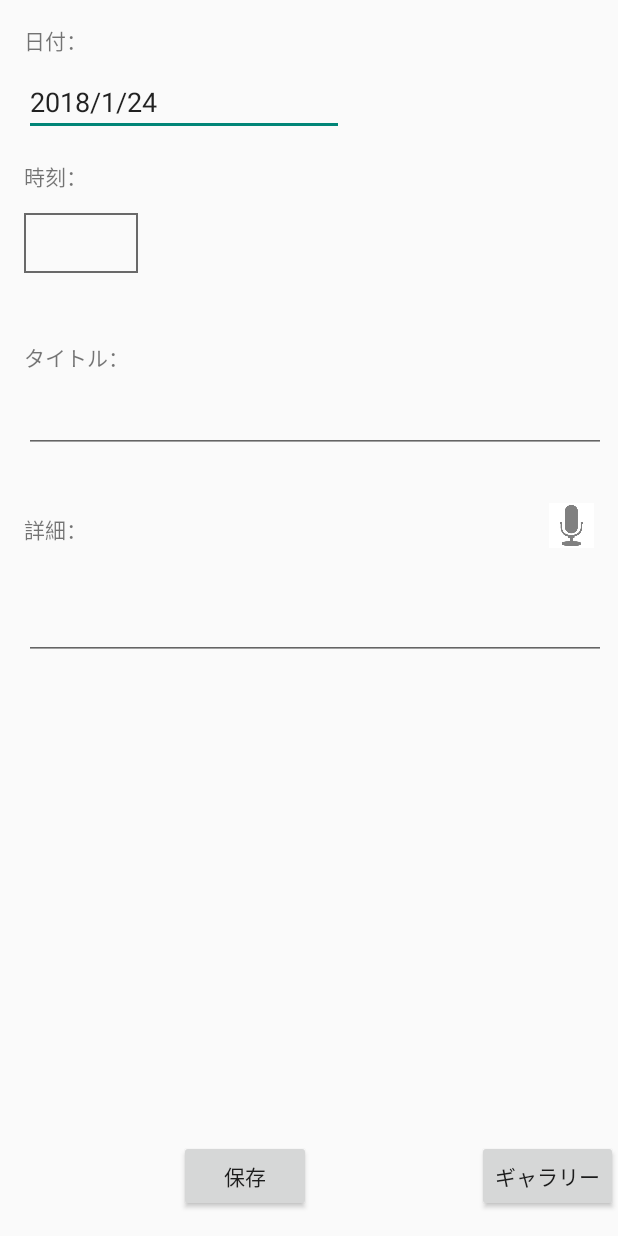
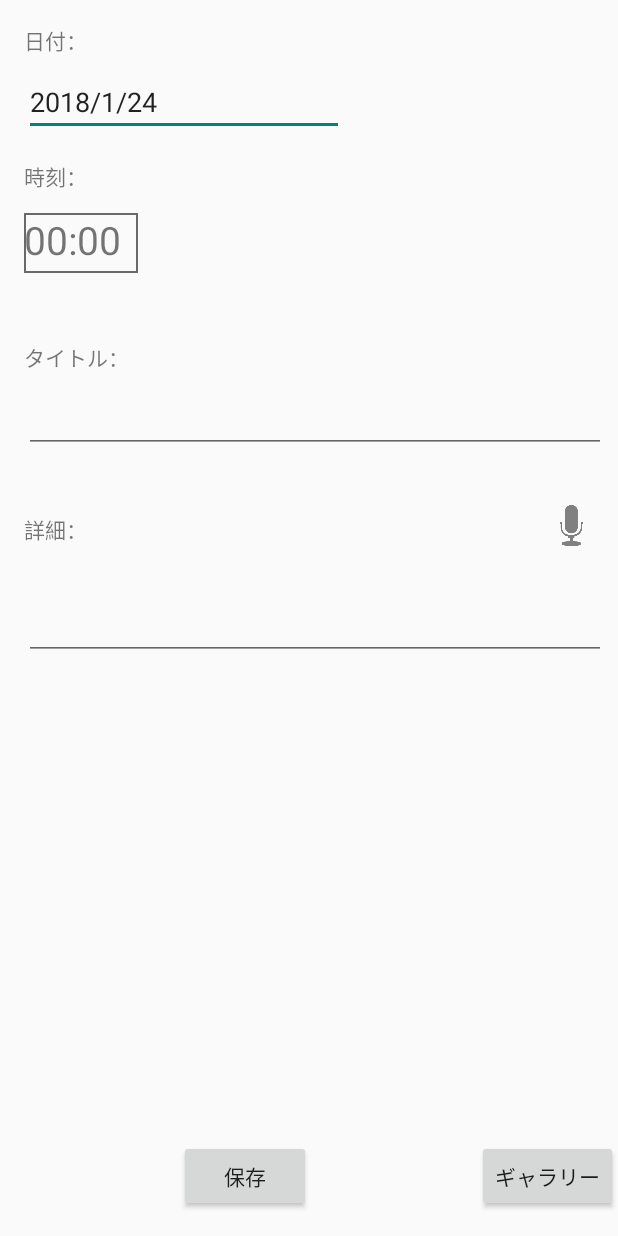
Before and after one commit to Tatsuya-Sugawara/Scheduler, an Android app: the ScheduleEditActivity screen opened directly, with no data from a screen before it, on a phone screen of 412 x 824 dp. Run offline under Robolectric (Android 15) with nearby library versions, the phone set to English and light mode, and no system bars; libraries missing offline, so code that uses them is left out: com.github.sundeepk.compactcalendarview, com.googlecode.tesseract, io.realm; 1 statement that could not run was skipped.

```diff
--- a/MyScheduler/app/src/main/java/com/example/username/myscheduler/ScheduleEditActivity.java
+++ b/MyScheduler/app/src/main/java/com/example/username/myscheduler/ScheduleEditActivity.java
@@ -6,7 +6,7 @@ import android.app.AlertDialog;
 import android.app.Dialog;
 import android.app.DialogFragment;
 import android.app.ProgressDialog;
-import android.app.usage.UsageEvents;
+import android.app.TimePickerDialog;
 import android.content.ActivityNotFoundException;
 import android.content.DialogInterface;
 import android.content.Intent;
@@ -25,9 +25,10 @@ import android.widget.Button;
 import android.widget.EditText;
 import android.widget.ImageButton;
 import android.widget.ImageView;
+import android.widget.TextView;
+import android.widget.TimePicker;
 import android.widget.Toast;
 
-import com.example.username.myscheduler.domain.Event;
 import com.github.sundeepk.compactcalendarview.CompactCalendarView;
 import com.googlecode.tesseract.android.TessBaseAPI;
 
@@ -74,13 +75,15 @@ public class ScheduleEditActivity extends AppCompatActivity {
 
 
     EditText mDateEdit;
-    EditText mDatetimeEdit;
+    TextView mDatetimeEdit;
     EditText mTitleEdit;
     EditText mDetailEdit;
     Button mDelete;
 
     String onDate;
     String sEAyear;
+
+    TimePickerDialog timePickerDialog;
 
 
 
@@ -96,7 +99,7 @@ public class ScheduleEditActivity extends AppCompatActivity {
 
         mRealm = Realm.getDefaultInstance();
         mDateEdit = (EditText) findViewById(R.id.dateEdit);
-        mDatetimeEdit = (EditText)findViewById(R.id.dateTimeEdit);
+        mDatetimeEdit = (TextView)findViewById(R.id.dateTimeEdit);
         mTitleEdit = (EditText) findViewById(R.id.titleEdit);
         mDetailEdit = (EditText) findViewById(R.id.detailEdit);
         mDelete = (Button) findViewById(R.id.delete);
@@ -112,6 +115,36 @@ public class ScheduleEditActivity extends AppCompatActivity {
         }else{
             sEAyear = String.valueOf(year);
         }
+
+        //テーマピッカーここから
+        final int hour = CALENDAR.get(Calendar.HOUR_OF_DAY);
+        int minute  =CALENDAR.get(Calendar.MINUTE);
+
+        final SimpleDateFormat sdf = new SimpleDateFormat(" HH:mm ");
+        final Date workDate = new Date();
+        workDate.setDate(Calendar.DATE);
+
+        timePickerDialog = new TimePickerDialog(this,
+                new TimePickerDialog.OnTimeSetListener() {
+                    @Override
+                    public void onTimeSet(TimePicker view, int hourOfDay, int minute) {
+                        workDate.setHours(hourOfDay);
+                        workDate.setMinutes(minute);
+                        String str = sdf.format(workDate);
+//                        mDatetimeEdit.setText(String.valueOf(hourOfDay) + ":" + String.valueOf(minute));
+//                        mDatetimeEdit.setPaintFlags(mDatetimeEdit.getPaintFlags() | Paint.UNDERLINE_TEXT_FLAG);
+                        mDatetimeEdit.setText(str);
+                    }
+                }, hour, minute, true);
+        mDatetimeEdit.setOnClickListener(
+                new View.OnClickListener() {
+                    @Override
+                    public void onClick(View v) {
+                        timePickerDialog.show();
+                    }
+                }
+        );
+//データピッカーここまで
 
 
     }
@@ -182,7 +215,7 @@ public class ScheduleEditActivity extends AppCompatActivity {
                 mDateEdit.setText(onDate);
             }
 
-            System.out.println(onDate);
+
             mDelete.setVisibility(View.INVISIBLE);
         }
     }
@@ -407,9 +440,6 @@ public class ScheduleEditActivity extends AppCompatActivity {
                     schedule.setDatetime(mDatetimeEdit.getText().toString());
                     schedule.setTitle(mTitleEdit.getText().toString());
                     schedule.setDetail(mDetailEdit.getText().toString());
-                    /*↓CompactCalendarViewへの追加↓*/
-
-
                 }
             });
             Toast.makeText(this, "更新しました", Toast.LENGTH_SHORT).show();
--- a/MyScheduler/app/src/main/res/layout/activity_main.xml
+++ b/MyScheduler/app/src/main/res/layout/activity_main.xml
@@ -16,7 +16,7 @@
     <LinearLayout
         android:id="@+id/linearLayout"
         android:layout_width="match_parent"
-        android:layout_height="382sp"
+        android:layout_height="400dp"
         android:background="@drawable/haikei121"
         android:orientation="vertical">
 
@@ -32,7 +32,7 @@
         <com.github.sundeepk.compactcalendarview.CompactCalendarView
             android:id="@+id/compactcalendar_view"
             android:layout_width="match_parent"
-            android:layout_height="250dp"
+            android:layout_height="370dp"
             app:compactCalendarBackgroundColor="#00000000"
             app:compactCalendarCurrentSelectedDayBackgroundColor="#00FA9A"
             app:compactCalendarCurrentDayBackgroundColor="#FFFFF0"
--- a/MyScheduler/app/src/main/res/layout/activity_schedule_edit.xml
+++ b/MyScheduler/app/src/main/res/layout/activity_schedule_edit.xml
@@ -7,14 +7,6 @@
     android:splitMotionEvents="false"
     tools:context="com.example.username.myscheduler.ScheduleEditActivity"
     tools:ignore="ExtraText">
-
-    <ImageView
-        android:id="@+id/imageView"
-        android:layout_width="wrap_content"
-        android:layout_height="380dp"
-        tools:ignore="ContentDescription"
-        tools:layout_editor_absoluteY="0dp"
-        tools:layout_editor_absoluteX="0dp" />android:background="@drawable/haikei121"
 
     <TextView
         android:id="@+id/textView"
```
Also changed, not shown: MyScheduler/app/src/main/java/com/example/username/myscheduler/CompactCalendarTab.java (+12 -3 lines), MyScheduler/app/src/main/java/com/example/username/myscheduler/MainActivity.java (+22 -7 lines), MyScheduler/app/src/main/res/drawable/unnamed2.jpg (deleted), MyScheduler/app/src/main/res/drawable/unnamed2.png (added).
